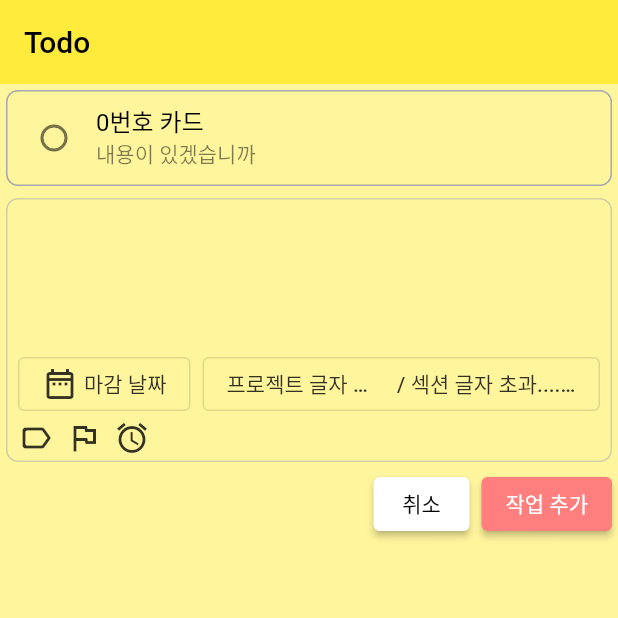
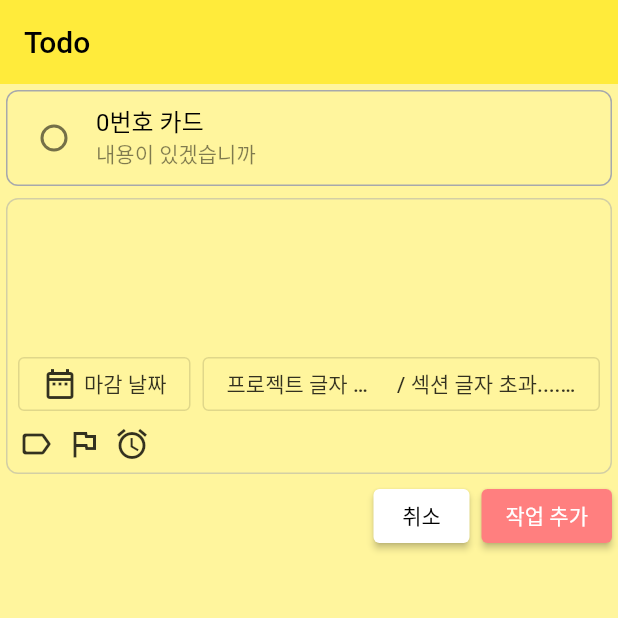
Before and after one commit to Leonamin/todolist, a Flutter app: the screen it shows after launch, after a tap on "작업 추가", on a phone screen of 412 x 824 dp, the top half of it. Run offline on Flutter 3.47's test engine with Material 2 defaults, Android fonts, the phone set to English and light mode, and no system bars.

Commit message:
추가 - UI 간격 조절

```diff
--- a/lib/widgets/add_todo_task_card.dart
+++ b/lib/widgets/add_todo_task_card.dart
@@ -189,6 +189,9 @@ class _AddTodoTaskCardState extends State<AddTodoTaskCard> {
                     ),
                   ],
                 ),
+                const SizedBox(
+                  height: 4.0,
+                ),
                 // 기타 아이콘 버튼 행
                 Row(
                   children: [
@@ -235,6 +238,9 @@ class _AddTodoTaskCardState extends State<AddTodoTaskCard> {
                       ),
                     ),
                   ],
+                ),
+                const SizedBox(
+                  height: 4.0,
                 ),
               ],
             ),
```
